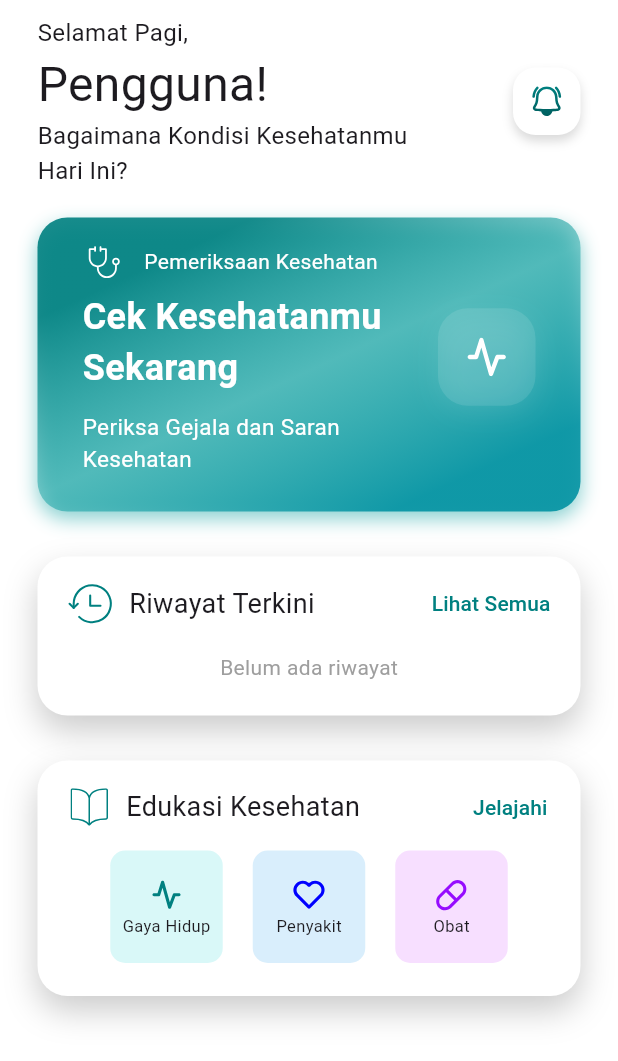
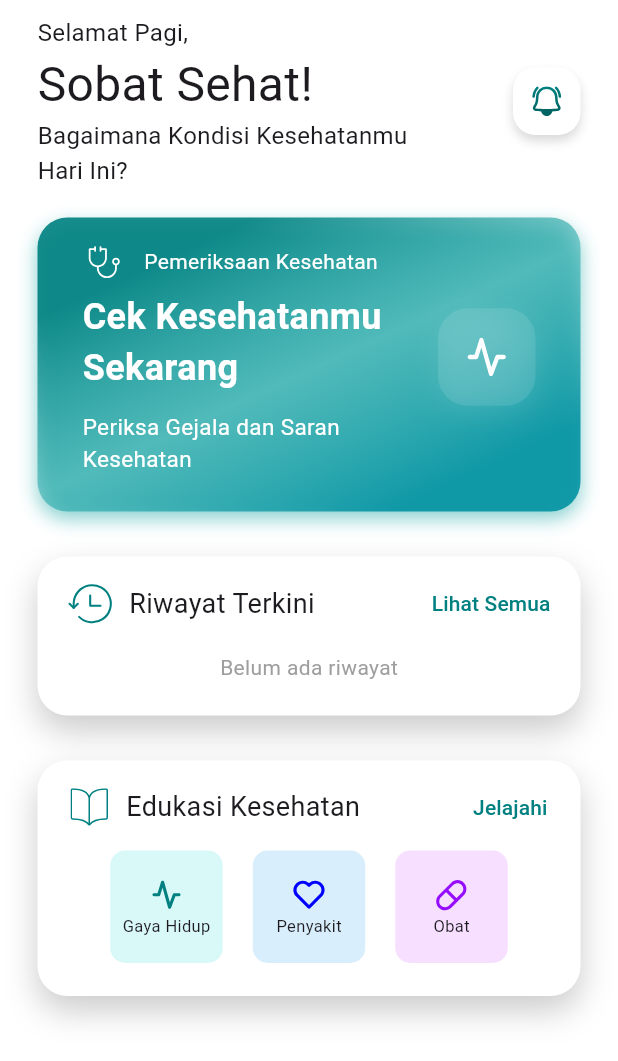
Before and after one commit to mii-harits/Solutis_Project, a Flutter app: the HomeScreen screen opened directly, on a phone screen of 412 x 824 dp. Shown: the top 1061 px of the screen. Run offline on Flutter 3.47's test engine with Material 3 defaults, Android fonts, the light colour scheme and no system bars; our stand-ins replace cloud_firestore, firebase_auth, firebase_core, firebase_storage, flutter_svg, google_sign_in and 4 more; accounts and stored records are empty; network calls fail; project files that could hold a hidden picture were left out.

Commit message:
feat: update default username to "Sobat Sehat" in home screen

```diff
--- a/lib/view/home/home_screen.dart
+++ b/lib/view/home/home_screen.dart
@@ -24,7 +24,7 @@ class _HomeScreenState extends State<HomeScreen> {
   bool isUmum = true;
   bool isLoadingHistory = true;
   String greeting = "Selamat Datang,";
-  String username = "Pengguna";
+  String username = "Sobat Sehat";
 
   List<DiseaseResultModel> recentResults = [];
 
@@ -76,11 +76,11 @@ class _HomeScreenState extends State<HomeScreen> {
         final name = doc['username'];
 
         setState(() {
-          username = name.isNotEmpty ? name : "Pengguna";
+          username = name.isNotEmpty ? name : "Sobat Sehat";
         });
       } else {
         setState(() {
-          username = "Pengguna";
+          username = "Sobat Sehat";
         });
       }
     } catch (e) {
```
